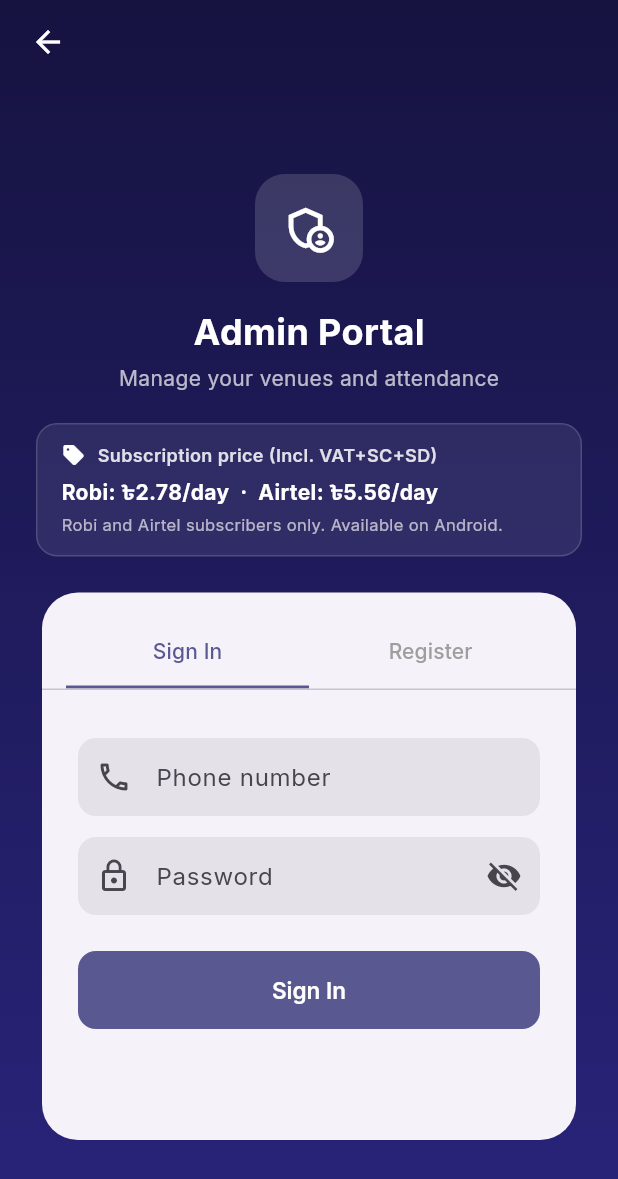
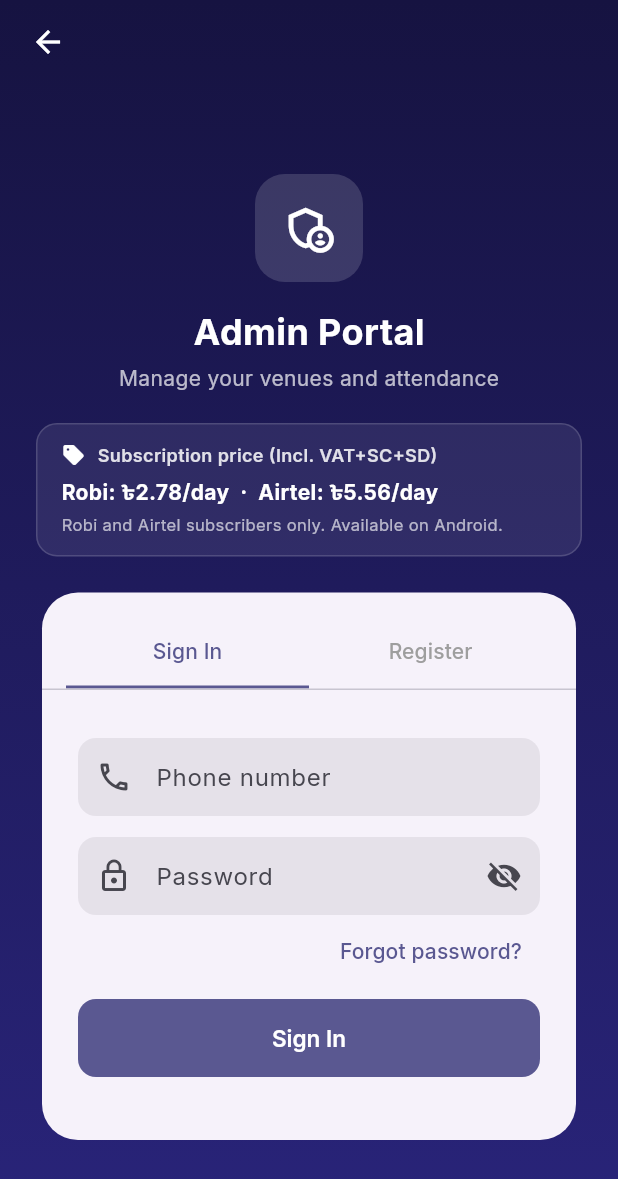
Before and after one commit to TheObsidianEye-ARIF-FOYSAL/Venue-Lock-v1, a Flutter app: the AdminLoginScreen screen opened by its route, on a phone screen of 412 x 824 dp. Shown: the top 1179 px of the screen. Run offline on Flutter 3.47's test engine with Material 3 defaults, Android fonts, the light colour scheme and no system bars; our stand-ins replace flutter_animate, go_router, google_fonts, qr_flutter, shared_preferences; accounts and stored records are empty.

Commit message:
forget pass + change pass 5

```diff
--- a/app/lib/features/admin/auth/admin_login_screen.dart
+++ b/app/lib/features/admin/auth/admin_login_screen.dart
@@ -244,7 +244,14 @@ class _LoginFormState extends State<_LoginForm> {
                 return null;
               },
             ),
-            const SizedBox(height: 24),
+            Align(
+              alignment: Alignment.centerRight,
+              child: TextButton(
+                onPressed: () => context.push('/admin/forgot-password'),
+                child: const Text('Forgot password?'),
+              ),
+            ),
+            const SizedBox(height: 8),
             FilledButton(
               onPressed: _loading ? null : _submit,
               child: _loading
```
